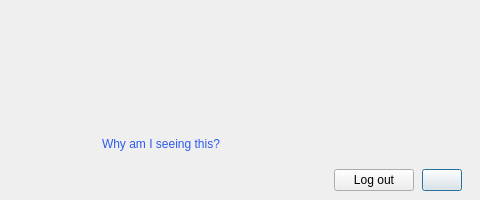
This is src/MEGASync/gui/ui/VerifyLockMessage.ui in meganz/MEGAsync as Qt 5 draws it before an edit. The edited form follows.
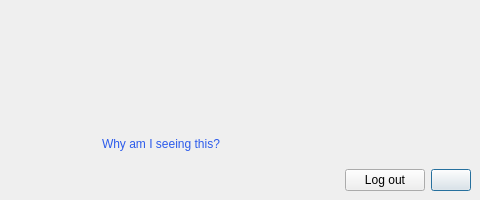
This is the edited form.

Commit message: Review comments

The edit to the form file:
```diff
--- a/src/MEGASync/gui/ui/VerifyLockMessage.ui
+++ b/src/MEGASync/gui/ui/VerifyLockMessage.ui
@@ -51,12 +51,15 @@
 color: #ff2C5BEB; /*colorToken.link-primary*/
 }
 
-#lEmailSent
+#lEmailSent[state=&quot;success&quot;]
 {
-font-size: 11px;
-line-height: 13px;
+color: #ff0078a4; /*colorToken.text-info*/
 }
-</string>
+
+#lEmailSent[state=&quot;fail&quot;]
+{
+color: #ff0078a4; /*colorToken.text-error*/
+}</string>
   </property>
   <layout class="QVBoxLayout" name="verticalLayout_2">
    <property name="spacing">
@@ -233,16 +236,7 @@
    </item>
    <item>
     <widget class="QWidget" name="wButtons" native="true">
-     <layout class="QHBoxLayout" name="horizontalLayout_3">
-      <property name="spacing">
-       <number>8</number>
-      </property>
-      <property name="leftMargin">
-       <number>18</number>
-      </property>
-      <property name="rightMargin">
-       <number>18</number>
-      </property>
+     <layout class="QHBoxLayout" name="horizontalLayout_2">
       <item>
        <spacer name="horizontalSpacer_3">
         <property name="orientation">
@@ -258,6 +252,9 @@
       </item>
       <item>
        <widget class="QLabel" name="lEmailSent">
+        <property name="styleSheet">
+         <string notr="true"/>
+        </property>
         <property name="text">
          <string/>
         </property>
```
Left out of the diff: 3 changed lines with no effect on the pictures. The commit also changes 1 other file.
